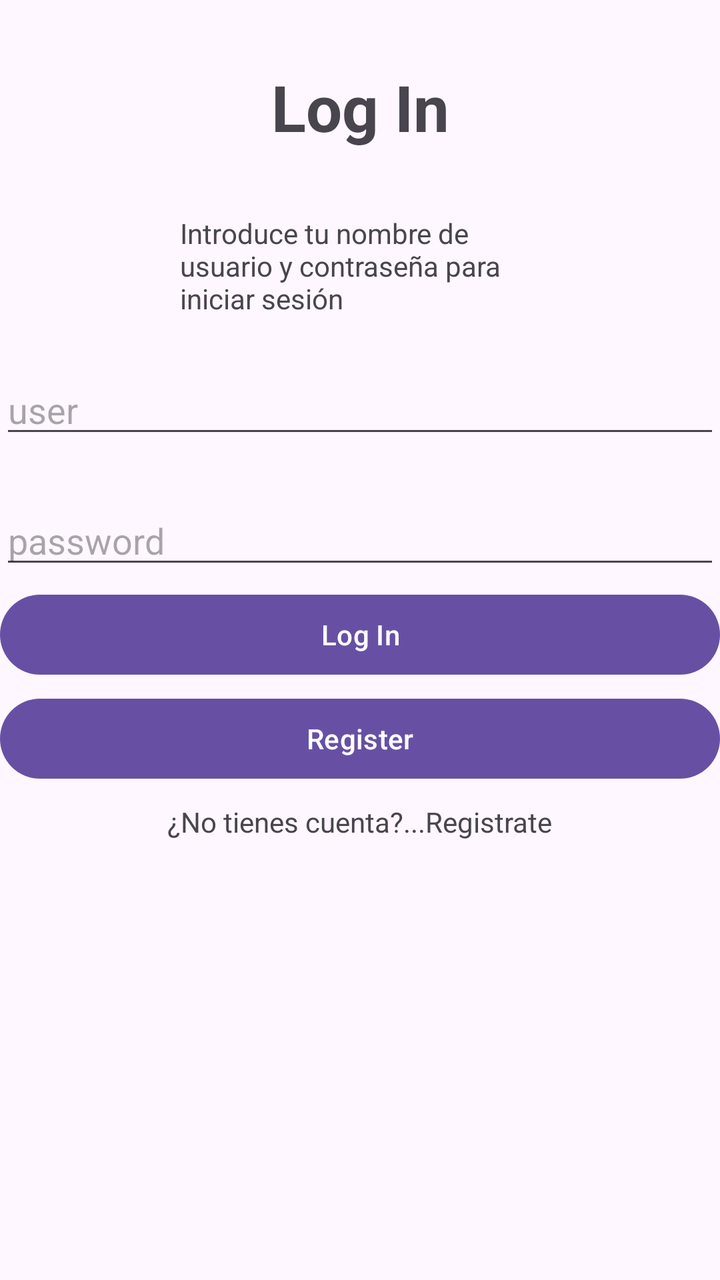
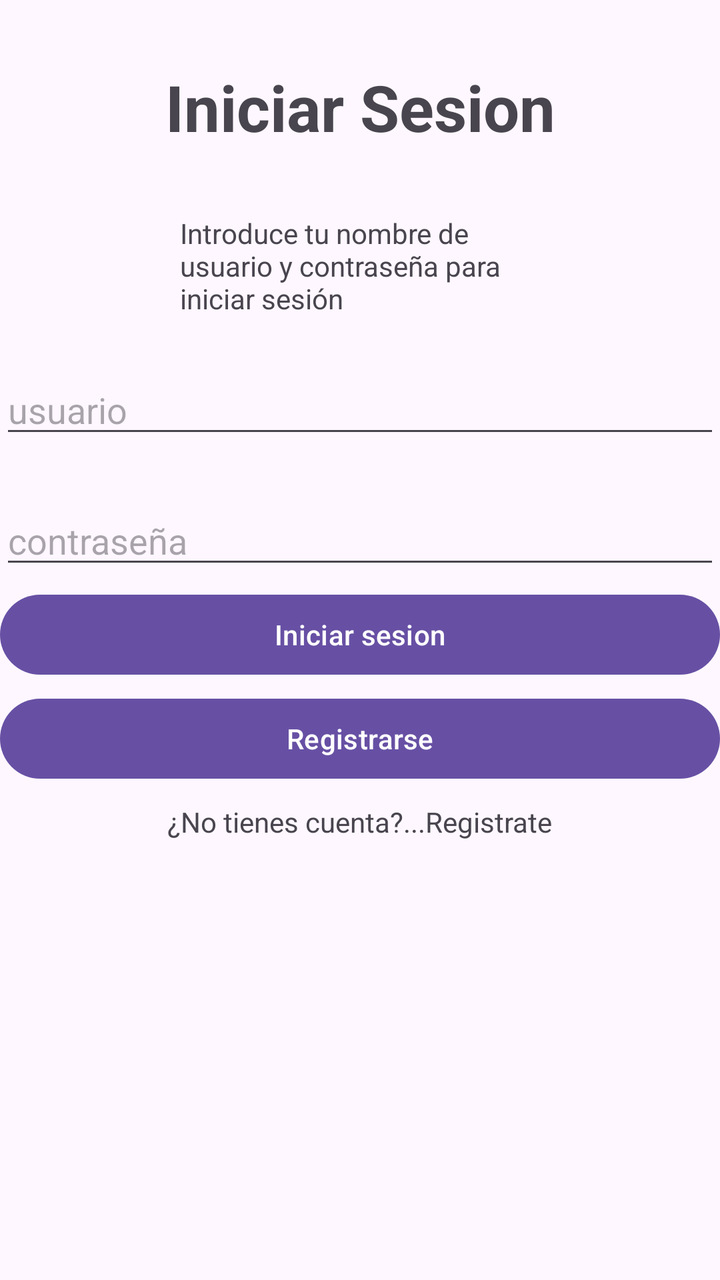

Two renders of the same Android screen: before a commit and after it. Below are the layout's source before the change and the commit's diff.
<!-- AndroidManifest.xml: application theme Theme.FerrolApp -->
<!-- res/layout/fragment_login.xml -->
<?xml version="1.0" encoding="utf-8"?>
<androidx.constraintlayout.widget.ConstraintLayout xmlns:android="http://schemas.android.com/apk/res/android"
    xmlns:tools="http://schemas.android.com/tools"
    android:layout_width="match_parent"
    android:layout_height="match_parent"
    xmlns:app="http://schemas.android.com/apk/res-auto"
    tools:context=".LoginFragment">

    <TextView
        android:id="@+id/title"
        android:layout_width="wrap_content"
        android:layout_height="wrap_content"
        android:layout_marginTop="32dp"
        android:text="Log In"
        android:textSize="32sp"
        android:textStyle="bold"
        app:layout_constraintEnd_toEndOf="parent"
        app:layout_constraintStart_toStartOf="parent"
        app:layout_constraintTop_toTopOf="parent"
        />
    <TextView
        android:id="@+id/text"
        android:layout_width="180dp"
        android:layout_height="wrap_content"
        android:text="Introduce tu nombre de usuario y contraseña para iniciar sesión"
        app:layout_constraintTop_toBottomOf="@id/title"
        app:layout_constraintEnd_toEndOf="parent"
        app:layout_constraintStart_toStartOf="parent"
        android:layout_marginTop="32dp"
        />

    <EditText
        android:id="@+id/edit_usuario"
        android:layout_width="0dp"
        android:hint="user"
        android:layout_height="wrap_content"
        app:layout_constraintStart_toStartOf="parent"
        app:layout_constraintEnd_toEndOf="parent"
        app:layout_constraintTop_toBottomOf="@id/text"
        android:layout_marginTop="24dp"
        />
    <EditText
        android:id="@+id/edit_password"
        android:layout_width="0dp"
        android:hint="password"
        android:layout_height="wrap_content"
        app:layout_constraintStart_toStartOf="parent"
        app:layout_constraintEnd_toEndOf="parent"
        app:layout_constraintTop_toBottomOf="@id/edit_usuario"
        android:layout_marginTop="24dp"
        android:inputType="textPassword"
        />
    <Button
        android:id="@+id/btn_login"
        android:layout_width="0dp"
        android:layout_height="wrap_content"
        android:text="Log In"
        app:layout_constraintStart_toStartOf="parent"
        app:layout_constraintEnd_toEndOf="parent"
        app:layout_constraintTop_toBottomOf="@id/edit_password"
        android:layout_marginTop="4dp"
        />

    <Button
        android:id="@+id/btn_register"
        android:layout_width="0dp"
        android:layout_height="wrap_content"
        android:text="Register"
        app:layout_constraintStart_toStartOf="parent"
        app:layout_constraintEnd_toEndOf="parent"
        app:layout_constraintTop_toBottomOf="@id/btn_login"
        android:layout_marginTop="4dp"
        />
    <TextView
        android:layout_width="wrap_content"
        android:layout_height="wrap_content"
        android:text="¿No tienes cuenta?...Registrate"
        app:layout_constraintStart_toStartOf="parent"
        app:layout_constraintEnd_toEndOf="parent"
        app:layout_constraintTop_toBottomOf="@id/btn_register"
        android:layout_marginTop="8dp"
        />

</androidx.constraintlayout.widget.ConstraintLayout>
<!-- resources referenced by this layout -->
<resources>
  <style name="Theme.FerrolApp" parent="Base.Theme.FerrolApp" />
  <style name="Base.Theme.FerrolApp" parent="Theme.Material3.DayNight.NoActionBar">
          
          
      </style>
</resources>

<!-- the commit's change to res/layout/fragment_login.xml (unified diff, before → after) -->
@@ -11,7 +11,7 @@
         android:layout_width="wrap_content"
         android:layout_height="wrap_content"
         android:layout_marginTop="32dp"
-        android:text="Log In"
+        android:text="Iniciar Sesion"
         android:textSize="32sp"
         android:textStyle="bold"
         app:layout_constraintEnd_toEndOf="parent"
@@ -32,7 +32,7 @@
     <EditText
         android:id="@+id/edit_usuario"
         android:layout_width="0dp"
-        android:hint="user"
+        android:hint="usuario"
         android:layout_height="wrap_content"
         app:layout_constraintStart_toStartOf="parent"
         app:layout_constraintEnd_toEndOf="parent"
@@ -42,7 +42,7 @@
     <EditText
         android:id="@+id/edit_password"
         android:layout_width="0dp"
-        android:hint="password"
+        android:hint="contraseña"
         android:layout_height="wrap_content"
         app:layout_constraintStart_toStartOf="parent"
         app:layout_constraintEnd_toEndOf="parent"
@@ -54,7 +54,7 @@
         android:id="@+id/btn_login"
         android:layout_width="0dp"
         android:layout_height="wrap_content"
-        android:text="Log In"
+        android:text="Iniciar sesion"
         app:layout_constraintStart_toStartOf="parent"
         app:layout_constraintEnd_toEndOf="parent"
         app:layout_constraintTop_toBottomOf="@id/edit_password"
@@ -65,7 +65,7 @@
         android:id="@+id/btn_register"
         android:layout_width="0dp"
         android:layout_height="wrap_content"
-        android:text="Register"
+        android:text="Registrarse"
         app:layout_constraintStart_toStartOf="parent"
         app:layout_constraintEnd_toEndOf="parent"
         app:layout_constraintTop_toBottomOf="@id/btn_login"
